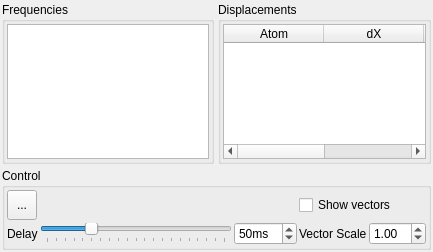
Above: branches/nugui/src/gui/vibrations.ui from trisyoungs/aten before the change. Below: the same form after it.
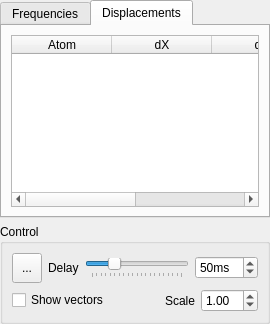
That is the form after the change. The open tabs and pages were chosen to show the change. Icons and pictures are not drawn.

Commit message: All dock widgets completely updated and set to minimum size (270 px) except GlyphsWidget. Tweaked variety of icons to fill whole icon canvas.

The edit to the form file:
```diff
--- a/branches/nugui/src/gui/vibrations.ui
+++ b/branches/nugui/src/gui/vibrations.ui
@@ -1,46 +1,43 @@
-<ui version="4.0" >
- <class>VibrationsDialog</class>
- <widget class="QDialog" name="VibrationsDialog" >
-  <property name="geometry" >
+<?xml version="1.0" encoding="UTF-8"?>
+<ui version="4.0">
+ <class>VibrationsWidget</class>
+ <widget class="QDockWidget" name="VibrationsWidget">
+  <property name="geometry">
    <rect>
     <x>0</x>
     <y>0</y>
-    <width>433</width>
-    <height>252</height>
+    <width>270</width>
+    <height>324</height>
    </rect>
   </property>
-  <property name="windowTitle" >
+  <property name="minimumSize">
+   <size>
+    <width>270</width>
+    <height>230</height>
+   </size>
+  </property>
+  <property name="windowTitle">
    <string>Vibrations</string>
   </property>
-  <property name="windowIcon" >
-   <iconset resource="icons.qrc" >
-    <normaloff>:/stackicons/icons/stack_build.svg</normaloff>:/stackicons/icons/stack_build.svg</iconset>
-  </property>
-  <layout class="QVBoxLayout" name="verticalLayout" >
-   <property name="spacing" >
-    <number>4</number>
-   </property>
-   <property name="margin" >
-    <number>2</number>
-   </property>
+  <widget class="QWidget" name="dockWidgetContents">
+   <layout class="QVBoxLayout" name="verticalLayout_3">
+    <property name="margin">
+     <number>0</number>
+    </property>
    <item>
-    <layout class="QHBoxLayout" name="horizontalLayout_3" >
-     <item>
-      <widget class="QGroupBox" name="FrequenciesGroup" >
-       <property name="title" >
+     <widget class="QTabWidget" name="VibrationsTabWidget">
+      <property name="currentIndex">
+       <number>0</number>
+      </property>
+      <widget class="QWidget" name="FrequenciesTab">
+       <attribute name="title">
         <string>Frequencies</string>
-       </property>
-       <layout class="QHBoxLayout" name="horizontalLayout" >
-        <property name="spacing" >
-         <number>2</number>
-        </property>
-        <property name="margin" >
-         <number>2</number>
-        </property>
+       </attribute>
+       <layout class="QVBoxLayout" name="verticalLayout_2">
         <item>
-         <widget class="QListWidget" name="VibrationsList" >
-          <property name="sizePolicy" >
-           <sizepolicy vsizetype="Expanding" hsizetype="Expanding" >
+         <widget class="QListWidget" name="VibrationsList">
+          <property name="sizePolicy">
+           <sizepolicy hsizetype="Expanding" vsizetype="Expanding">
             <horstretch>3</horstretch>
             <verstretch>0</verstretch>
            </sizepolicy>
@@ -58,24 +55,16 @@
         </item>
        </layout>
       </widget>
-     </item>
-     <item>
-      <widget class="QGroupBox" name="DisplacementsGroup" >
-       <property name="title" >
+      <widget class="QWidget" name="DisplacementsTab">
+       <attribute name="title">
         <string>Displacements</string>
-       </property>
-       <layout class="QHBoxLayout" name="horizontalLayout_2" >
-        <property name="spacing" >
-         <number>2</number>
-        </property>
-        <property name="margin" >
-         <number>2</number>
-        </property>
+       </attribute>
+       <layout class="QVBoxLayout" name="verticalLayout">
         <item>
-         <widget class="QTableWidget" name="DisplacementsTable" >
-          <property name="sizePolicy" >
-           <sizepolicy vsizetype="Expanding" hsizetype="Expanding" >
-            <horstretch>10</horstretch>
+         <widget class="QTableWidget" name="DisplacementsTable">
+          <property name="sizePolicy">
+           <sizepolicy hsizetype="Expanding" vsizetype="Expanding">
+            <horstretch>0</horstretch>
             <verstretch>0</verstretch>
            </sizepolicy>
           </property>
@@ -115,55 +104,42 @@
         </item>
        </layout>
       </widget>
-     </item>
-    </layout>
+     </widget>
    </item>
    <item>
-    <widget class="QGroupBox" name="ControlGroup" >
-     <property name="title" >
+     <widget class="QGroupBox" name="ControlGroup">
+      <property name="title">
       <string>Control</string>
      </property>
-     <layout class="QHBoxLayout" name="horizontalLayout_5" >
-      <property name="spacing" >
-       <number>2</number>
-      </property>
-      <property name="margin" >
-       <number>2</number>
-      </property>
+      <layout class="QVBoxLayout" name="verticalLayout_4">
       <item>
-       <layout class="QGridLayout" name="gridLayout" >
-        <item row="0" column="2" colspan="2" >
-         <widget class="QCheckBox" name="ShowVectorsCheck" >
-          <property name="text" >
-           <string>Show vectors</string>
-          </property>
-         </widget>
-        </item>
-        <item row="1" column="2" >
-         <widget class="QLabel" name="label" >
-          <property name="sizePolicy" >
-           <sizepolicy vsizetype="Preferred" hsizetype="Minimum" >
-            <horstretch>0</horstretch>
-            <verstretch>0</verstretch>
-           </sizepolicy>
-          </property>
-          <property name="text" >
-           <string>Vector Scale</string>
-          </property>
-         </widget>
-        </item>
-        <item row="1" column="3" >
-         <widget class="QDoubleSpinBox" name="VectorScaleSpin" >
-          <property name="singleStep" >
-           <double>0.100000000000000</double>
-          </property>
-          <property name="value" >
-           <double>1.000000000000000</double>
+        <layout class="QHBoxLayout" name="horizontalLayout_4">
+         <item>
+          <widget class="QToolButton" name="PlayPauseVibration">
+           <property name="minimumSize">
+            <size>
+             <width>30</width>
+             <height>30</height>
+            </size>
+           </property>
+           <property name="maximumSize">
+            <size>
+             <width>30</width>
+             <height>30</height>
+            </size>
+           </property>
+           <property name="text">
+            <string>...</string>
+           </property>
+           <property name="icon">
+            <iconset resource="icons.qrc">
+             <normaloff>:/playback/icons/traj_playpause.svg</normaloff>:/playback/icons/traj_playpause.svg</iconset>
+           </property>
+           <property name="checkable">
+            <bool>true</bool>
           </property>
          </widget>
         </item>
-        <item row="1" column="0" colspan="2" >
-         <layout class="QHBoxLayout" name="horizontalLayout_4" >
           <item>
            <widget class="QLabel" name="label_2" >
             <property name="sizePolicy" >
@@ -211,35 +187,18 @@
           </item>
          </layout>
         </item>
-        <item row="0" column="0" >
-         <widget class="QToolButton" name="PlayPauseVibration" >
-          <property name="minimumSize" >
-           <size>
-            <width>30</width>
-            <height>30</height>
-           </size>
-          </property>
-          <property name="maximumSize" >
-           <size>
-            <width>30</width>
-            <height>30</height>
-           </size>
-          </property>
-          <property name="text" >
-           <string>...</string>
-          </property>
-          <property name="icon" >
-           <iconset resource="icons.qrc" >
-            <normaloff>:/playback/icons/traj_playpause.svg</normaloff>:/playback/icons/traj_playpause.svg</iconset>
-          </property>
-          <property name="checkable" >
-           <bool>true</bool>
+       <item>
+        <layout class="QHBoxLayout" name="horizontalLayout">
+         <item>
+          <widget class="QCheckBox" name="ShowVectorsCheck">
+           <property name="text">
+            <string>Show vectors</string>
           </property>
          </widget>
         </item>
-        <item row="0" column="1" >
-         <spacer name="horizontalSpacer" >
-          <property name="orientation" >
+         <item>
+          <spacer name="horizontalSpacer">
+           <property name="orientation">
            <enum>Qt::Horizontal</enum>
           </property>
           <property name="sizeHint" stdset="0" >
@@ -250,12 +209,39 @@
           </property>
          </spacer>
         </item>
+         <item>
+          <widget class="QLabel" name="label">
+           <property name="sizePolicy">
+            <sizepolicy hsizetype="Minimum" vsizetype="Preferred">
+             <horstretch>0</horstretch>
+             <verstretch>0</verstretch>
+            </sizepolicy>
+           </property>
+           <property name="text">
+            <string>Scale</string>
+           </property>
+          </widget>
+         </item>
+         <item>
+          <widget class="QDoubleSpinBox" name="VectorScaleSpin">
+           <property name="toolTip">
+            <string>Scaling factor applied to rendered displacement arrows</string>
+           </property>
+           <property name="singleStep">
+            <double>0.100000000000000</double>
+           </property>
+           <property name="value">
+            <double>1.000000000000000</double>
+           </property>
+          </widget>
+         </item>
        </layout>
       </item>
      </layout>
     </widget>
    </item>
   </layout>
+  </widget>
  </widget>
  <resources>
   <include location="icons.qrc" />
```
Left out of the diff: 85 changed lines with no effect on the pictures. Lines whose indentation alone changed are shown as unchanged. The commit also changes 124 other files.
